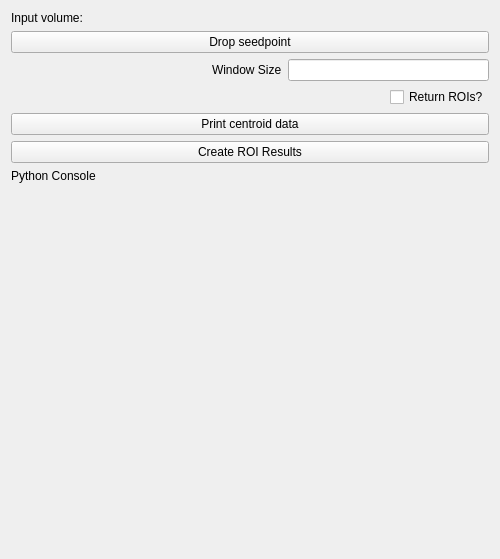
Qt form AirwayEnergyFraction/Resources/UI/AirwayEnergyFraction.ui (JakeKitzmann/AirwayEnergyFractionSlicer) before a commit.
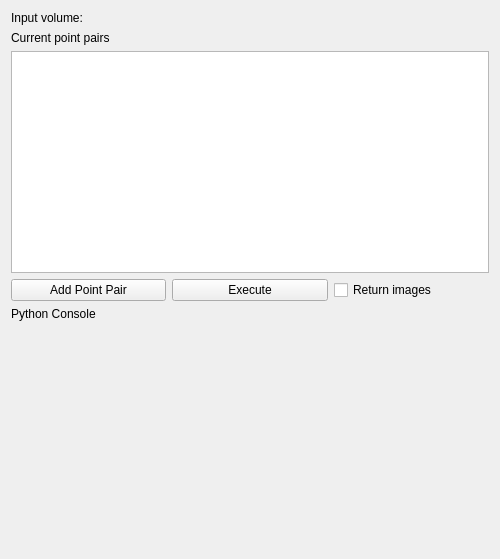
The same form after that commit. Custom widgets are drawn as their Qt base class.

Commit message: spherical bounds, lots of changes

The edit to the form file:
```diff
--- a/AirwayEnergyFraction/Resources/UI/AirwayEnergyFraction.ui
+++ b/AirwayEnergyFraction/Resources/UI/AirwayEnergyFraction.ui
@@ -47,77 +47,40 @@
     </layout>
    </item>
    <item>
-    <widget class="QPushButton" name="dropSeedpointButton">
+    <widget class="QLabel" name="label_4">
      <property name="text">
-      <string>Drop seedpoint</string>
+      <string>Current point pairs</string>
      </property>
     </widget>
    </item>
    <item>
-    <layout class="QHBoxLayout" name="horizontalLayout_2">
-     <item>
-      <spacer name="horizontalSpacer">
-       <property name="orientation">
-        <enum>Qt::Horizontal</enum>
-       </property>
-       <property name="sizeHint" stdset="0">
-        <size>
-         <width>40</width>
-         <height>20</height>
-        </size>
-       </property>
-      </spacer>
-     </item>
-     <item>
-      <widget class="QLabel" name="label_3">
-       <property name="text">
-        <string>Window Size</string>
-       </property>
-      </widget>
-     </item>
-     <item>
-      <widget class="QLineEdit" name="windowEdit"/>
-     </item>
-    </layout>
+    <widget class="QTableWidget" name="pointsTable"/>
    </item>
    <item>
     <layout class="QHBoxLayout" name="horizontalLayout_3">
      <item>
-      <spacer name="horizontalSpacer_2">
-       <property name="orientation">
-        <enum>Qt::Horizontal</enum>
+      <widget class="QPushButton" name="pointPairButton">
+       <property name="text">
+        <string>Add Point Pair</string>
        </property>
-       <property name="sizeHint" stdset="0">
-        <size>
-         <width>40</width>
-         <height>20</height>
-        </size>
+      </widget>
+     </item>
+     <item>
+      <widget class="QPushButton" name="executeButton">
+       <property name="text">
+        <string>Execute</string>
        </property>
-      </spacer>
+      </widget>
      </item>
      <item>
       <widget class="QCheckBox" name="checkBox">
        <property name="text">
-        <string>Return ROIs?</string>
+        <string>Return images</string>
        </property>
       </widget>
      </item>
     </layout>
    </item>
-   <item>
-    <widget class="QPushButton" name="printCentroidButton">
-     <property name="text">
-      <string>Print centroid data</string>
-     </property>
-    </widget>
-   </item>
-   <item>
-    <widget class="QPushButton" name="createResultsButton">
-     <property name="text">
-      <string>Create ROI Results</string>
-     </property>
-    </widget>
-   </item>
    <item>
     <widget class="QLabel" name="label_2">
      <property name="text">
```
Left out of the diff: 2 changed lines with no effect on the pictures. The commit also changes 2 other files.
